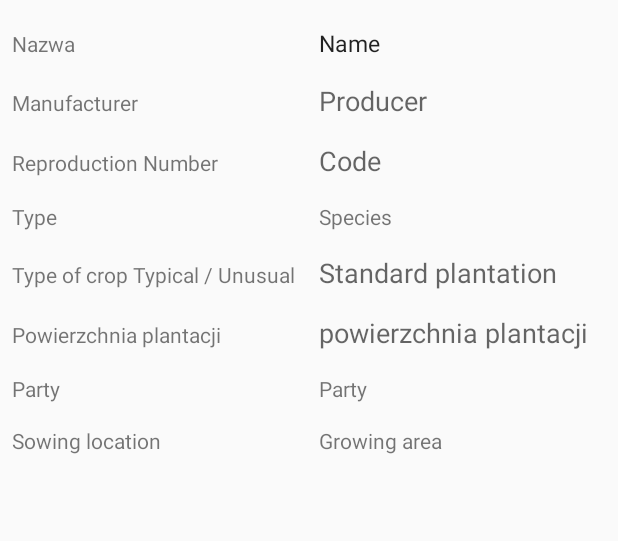
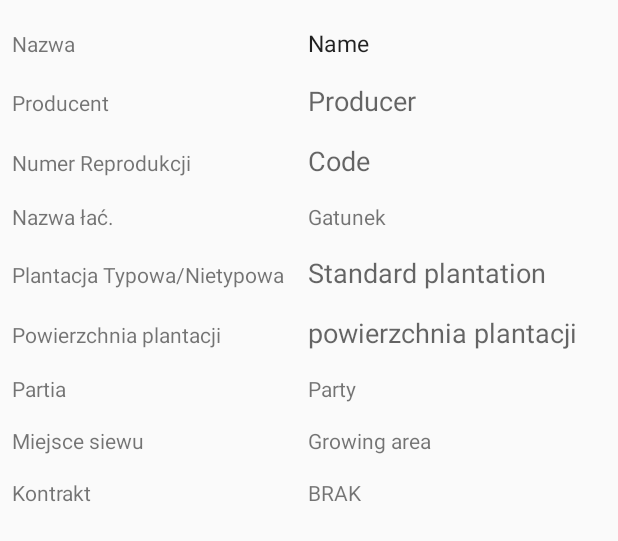
Before and after one commit to alfred1989/Legutko_APP, an Android app: the layout list_item_product.xml on its own in the app's theme, with its tools: preview values and no code run, on a phone screen of 412 x 824 dp. Shown: the top 541 px of the screen. Run offline under Robolectric (Android 15) with nearby library versions, the phone set to English and light mode, and no system bars.

Commit message:
The end app

```diff
--- a/app/build.gradle
+++ b/app/build.gradle
@@ -5,7 +5,10 @@ version = '1.0.4'
 android {
     compileSdkVersion 29
     buildToolsVersion "29.0.3"
-
+    compileOptions {
+        sourceCompatibility JavaVersion.VERSION_1_8
+        targetCompatibility JavaVersion.VERSION_1_8
+    }
     defaultConfig {
         applicationId "com.example.test"
         minSdkVersion 16
--- a/app/src/main/java/com/example/legutkoapplication/ProductAdapter.java
+++ b/app/src/main/java/com/example/legutkoapplication/ProductAdapter.java
@@ -39,6 +39,7 @@ public class ProductAdapter extends ArrayAdapter<Product> {
         TextView batch = view.findViewById(R.id.batch);
         TextView plantation_area = view.findViewById(R.id.plantation_area);
         TextView comment = view.findViewById(R.id.comment);
+        TextView contract = view.findViewById(R.id.contract);
 
         name.setText(product.getName());
         producer.setText(product.getProducer());
@@ -47,6 +48,8 @@ public class ProductAdapter extends ArrayAdapter<Product> {
         standardPlantation.setText(product.getStandardPlantation());
         batch.setText(product.getBatch());
         comment.setText(product.getComment());
+        plantation_area.setText((product.getPlantation_area()));
+        contract.setText(product.getContract());
 
         return view;
     }
--- a/app/src/main/res/layout/list_item_product.xml
+++ b/app/src/main/res/layout/list_item_product.xml
@@ -33,7 +33,7 @@
 
         <TextView
             android:layout_marginRight="15dp"
-            android:text="Manufacturer" />
+            android:text="Producent" />
 
         <TextView
             android:id="@+id/producer"
@@ -49,7 +49,7 @@
 
         <TextView
             android:layout_marginRight="15dp"
-            android:text="Reproduction Number" />
+            android:text="Numer Reprodukcji" />
 
         <TextView
             android:id="@+id/code"
@@ -65,12 +65,12 @@
 
         <TextView
             android:layout_marginRight="15dp"
-            android:text="Type" />
+            android:text="Nazwa łać." />
 
 
         <TextView
             android:id="@+id/species"
-            android:text="Species" />
+            android:text="Gatunek" />
     </TableRow>
 
 
@@ -84,7 +84,7 @@
 
     <TextView
         android:layout_marginRight="15dp"
-        android:text="Type of crop Typical / Unusual" />
+        android:text="Plantacja Typowa/Nietypowa" />
 
     <TextView
         android:id="@+id/standard_plantation"
@@ -118,7 +118,7 @@
 
         <TextView
             android:layout_marginRight="15dp"
-            android:text="Party" />
+            android:text="Partia" />
         <TextView
             android:id="@+id/batch"
             android:layout_marginRight="15dp"
@@ -133,11 +133,26 @@
 
         <TextView
             android:layout_marginRight="15dp"
-            android:text="Sowing location" />
+            android:text="Miejsce siewu" />
 
 
         <TextView
             android:id="@+id/comment"
             android:text="Growing area" />
     </TableRow>
+    <TableRow
+        android:layout_width="match_parent"
+        android:layout_height="wrap_content"
+        android:layout_marginTop="10dp"
+        android:layout_marginBottom="5dp">
+
+        <TextView
+            android:layout_marginRight="15dp"
+            android:text="Kontrakt" />
+
+
+        <TextView
+            android:id="@+id/contract"
+            android:text="BRAK" />
+    </TableRow>
 </TableLayout>
--- a/build.gradle
+++ b/build.gradle
@@ -7,7 +7,7 @@ buildscript {
 
     }
     dependencies {
-        classpath 'com.android.tools.build:gradle:4.0.0'
+        classpath 'com.android.tools.build:gradle:4.0.1'
         classpath 'com.google.gms:google-services:4.3.3'
         // NOTE: Do not place your application dependencies here; they belong
         // in the individual module build.gradle files
```
Also changed, not shown: app/src/main/java/com/example/legutkoapplication/activity/New_meniu.java (+4 -4 lines), app/src/main/java/com/example/legutkoapplication/activity/ProductUpdateActivity.java (+40 -1 lines), app/src/main/assets/intel.db.
